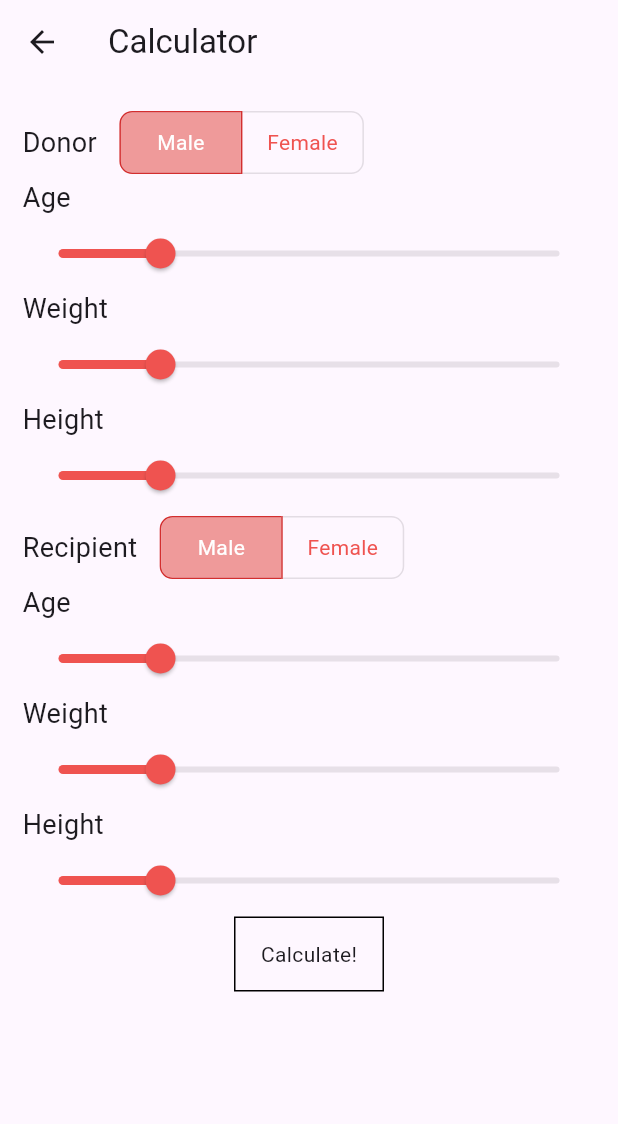
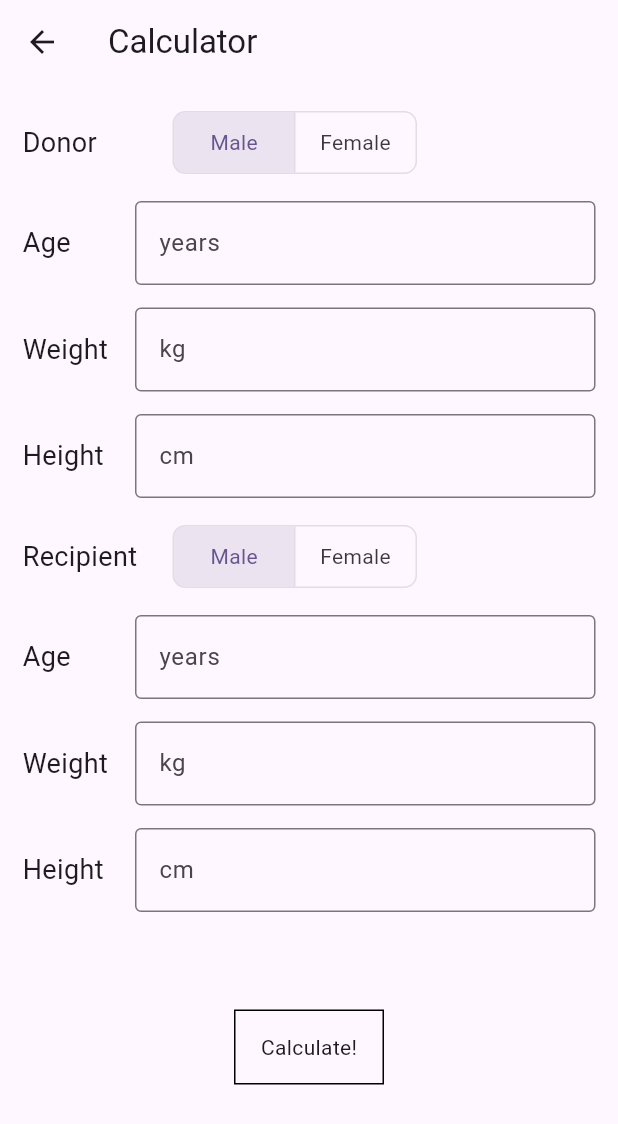
Before and after one commit to theohsiao19/CAPSTONE, a Flutter app: the HeartCalculator screen opened directly, on a phone screen of 412 x 824 dp. Shown: the top 1124 px of the screen. Run offline on Flutter 3.47's test engine with Material 3 defaults, Android fonts, the phone set to English and light mode, and no system bars.

Commit message:
changed sliders to text box

```diff
--- a/heartlung/lib/main.dart
+++ b/heartlung/lib/main.dart
@@ -102,13 +102,13 @@ class _HeartCalculatorState extends State<HeartCalculator> {
   final List<bool> _selectedSexDonor = <bool>[true, false];
   final List<bool> _selectedSexRecipient = <bool>[true, false];
   bool vertical = false;
-  double _donorAge = 20;
-  double _donorWeight = 20;
-  double _donorHeight = 20;
+  //double _donorAge = 20;
+  //double _donorWeight = 20;
+  //double _donorHeight = 20;
 
-  double _recipientAge = 20;
-  double _recipientWeight = 20;
-  double _recipientHeight = 20;
+  //double _recipientAge = 20;
+  //double _recipientWeight = 20;
+  //double _recipientHeight = 20;
 
   @override
   Widget build(BuildContext context) {
@@ -120,13 +120,18 @@ class _HeartCalculatorState extends State<HeartCalculator> {
         Padding(
           padding: const EdgeInsets.all(15),
           child: Column(children: [
+
+            //gender button 1
             Row(children: [
-              Align(
+              SizedBox(
+                  width: 100,
+                  child: Align(
                     alignment: Alignment.centerLeft,
                     child: Text('Donor',
-              style: TextStyle(fontSize: 18))
+                      style: TextStyle(fontSize: 18)
                     ),
-            SizedBox(width: 15),
+                  ),
+                ),
             ToggleButtons(
               direction: vertical ? Axis.vertical : Axis.horizontal,
               onPressed: (int index) {
@@ -137,10 +142,10 @@ class _HeartCalculatorState extends State<HeartCalculator> {
                 });
               },
               borderRadius: const BorderRadius.all(Radius.circular(8)),
-              selectedBorderColor: Colors.red[700],
-              selectedColor: Colors.white,
-              fillColor: Colors.red[200],
-              color: Colors.red[400],
+              //selectedBorderColor: Colors.red[700],
+              //selectedColor: Colors.white,
+              //fillColor: Colors.red[200],
+              //color: Colors.red[400],
               constraints: const BoxConstraints(
                 minHeight: 40.0,
                 minWidth: 80.0,
@@ -150,71 +155,87 @@ class _HeartCalculatorState extends State<HeartCalculator> {
             ),
 
             ],),
-            SizedBox(width: 75),
-            Align(
+            SizedBox(height: 15),
+
+            //input 1
+            Row(
+              children: <Widget>[
+                SizedBox(
+                  width: 75,
+                  child: Align(
                     alignment: Alignment.centerLeft,
                     child: Text('Age',
-              style: TextStyle(fontSize: 18))
+                      style: TextStyle(fontSize: 18)
                     ),
-            Slider(
-              min: 0.0,
-              max: 100.0,
-              value: _donorAge,
-              divisions: 100,
-              label: '${_donorAge.round()}',
-              activeColor: Colors.red[400],
-              onChanged: (value) {
-                setState(() {
-                _donorAge = value;
-              });
-            },
                   ),
-            SizedBox(width: 75),
-            Align(
+                ),
+                Expanded(
+                  child: TextField(
+                    decoration: InputDecoration(
+                      border: OutlineInputBorder(),
+                      hintText: 'years'
+                    )
+                  ),
+                ),
+              ],
+            ),
+            SizedBox(height: 15),
+            Row(
+              children: <Widget>[
+                SizedBox(
+                  width: 75,
+                  child: Align(
                     alignment: Alignment.centerLeft,
                     child: Text('Weight',
-              style: TextStyle(fontSize: 18))
+                      style: TextStyle(fontSize: 18)
                     ),
-            Slider(
-              min: 0.0,
-              max: 100.0,
-              value: _donorWeight,
-              divisions: 100,
-              label: '${_donorWeight.round()}',
-              activeColor: Colors.red[400],
-              onChanged: (value) {
-                setState(() {
-                _donorWeight = value;
-                });
-              },
                   ),
-            SizedBox(width: 75),
-            Align(
+                ),
+                Expanded(
+                  child: TextField(
+                    decoration: InputDecoration(
+                      border: OutlineInputBorder(),
+                      hintText: 'kg'
+                    )
+                  ),
+                ),
+              ],
+            ),
+            SizedBox(height: 15),
+            Row(
+              children: <Widget>[
+                SizedBox(
+                  width: 75,
+                  child: Align(
                     alignment: Alignment.centerLeft,
                     child: Text('Height',
-              style: TextStyle(fontSize: 18))
+                      style: TextStyle(fontSize: 18)
                     ),
-            Slider(
-              min: 0.0,
-              max: 100.0,
-              value: _donorHeight,
-              divisions: 100,
-              label: '${_donorHeight.round()}',
-              activeColor: Colors.red[400],
-              onChanged: (value) {
-                setState(() {
-                _donorHeight = value;
-                });
-              },
                   ),
-            SizedBox(width: 150),
+                ),
+                Expanded(
+                  child: TextField(
+                    decoration: InputDecoration(
+                      border: OutlineInputBorder(),
+                      hintText: 'cm'
+                    )
+                  ),
+                ),
+              ],
+            ),
+            SizedBox(height: 15),
+
+            //gender button 2
             Row(children: [
-              Align(
+              SizedBox(
+                  width: 100,
+                  child: Align(
                     alignment: Alignment.centerLeft,
                     child: Text('Recipient',
-              style: TextStyle(fontSize: 18))
+                      style: TextStyle(fontSize: 18)
                     ),
-            SizedBox(width: 15),
+                  ),
+                ),
             ToggleButtons(
               direction: vertical ? Axis.vertical : Axis.horizontal,
               onPressed: (int index) {
@@ -225,10 +246,10 @@ class _HeartCalculatorState extends State<HeartCalculator> {
                 });
               },
               borderRadius: const BorderRadius.all(Radius.circular(8)),
-              selectedBorderColor: Colors.red[700],
-              selectedColor: Colors.white,
-              fillColor: Colors.red[200],
-              color: Colors.red[400],
+              //selectedBorderColor: Colors.red[700],
+              //selectedColor: Colors.white,
+              //fillColor: Colors.red[200],
+              //color: Colors.red[400],
               constraints: const BoxConstraints(
                 minHeight: 40.0,
                 minWidth: 80.0,
@@ -238,64 +259,77 @@ class _HeartCalculatorState extends State<HeartCalculator> {
             ),
 
             ],),
-            SizedBox(width: 75),
-            Align(
+            SizedBox(height: 15),
+
+            //input 2
+            Row(
+              children: <Widget>[
+                SizedBox(
+                  width: 75,
+                  child: Align(
                     alignment: Alignment.centerLeft,
                     child: Text('Age',
-              style: TextStyle(fontSize: 18))
+                      style: TextStyle(fontSize: 18)
                     ),
-            Slider(
-              min: 0.0,
-              max: 100.0,
-              value: _recipientAge,
-              divisions: 100,
-              label: '${_recipientAge.round()}',
-              activeColor: Colors.red[400],
-              onChanged: (value) {
-                setState(() {
-                _recipientAge = value;
-              });
-            },
                   ),
-            SizedBox(width: 75),
-            Align(
+                ),
+                Expanded(
+                  child: TextField(
+                    decoration: InputDecoration(
+                      border: OutlineInputBorder(),
+                      hintText: 'years'
+                    )
+                  ),
+                ),
+              ],
+            ),
+            SizedBox(height: 15),
+            Row(
+              children: <Widget>[
+                SizedBox(
+                  width: 75,
+                  child: Align(
                     alignment: Alignment.centerLeft,
                     child: Text('Weight',
-              style: TextStyle(fontSize: 18))
+                      style: TextStyle(fontSize: 18)
                     ),
-            Slider(
-              min: 0.0,
-              max: 100.0,
-              value: _recipientWeight,
-              divisions: 100,
-              label: '${_recipientWeight.round()}',
-              activeColor: Colors.red[400],
-              onChanged: (value) {
-                setState(() {
-                _recipientWeight = value;
-                });
-              },
                   ),
-            SizedBox(width: 75),
-            Align(
+                ),
+                Expanded(
+                  child: TextField(
+                    decoration: InputDecoration(
+                      border: OutlineInputBorder(),
+                      hintText: 'kg'
+                    )
+                  ),
+                ),
+              ],
+            ),
+            SizedBox(height: 15),
+            Row(
+              children: <Widget>[
+                SizedBox(
+                  width: 75,
+                  child: Align(
                     alignment: Alignment.centerLeft,
                     child: Text('Height',
-              style: TextStyle(fontSize: 18))
+                      style: TextStyle(fontSize: 18)
                     ),
-            Slider(
-              min: 0.0,
-              max: 100.0,
-              value: _recipientHeight,
-              divisions: 100,
-              label: '${_recipientHeight.round()}',
-              activeColor: Colors.red[400],
-              onChanged: (value) {
-                setState(() {
-                _recipientHeight = value;
-                });
-              },
                   ),
-            SizedBox(width: 300),
+                ),
+                Expanded(
+                  child: TextField(
+                    decoration: InputDecoration(
+                      border: OutlineInputBorder(),
+                      hintText: 'cm'
+                    )
+                  ),
+                ),
+              ],
+            ),
+            SizedBox(height: 15),
+
+            SizedBox(height: 50),
             InkWell(
                 child:  Container(
                   width: 100,
@@ -312,6 +346,8 @@ class _HeartCalculatorState extends State<HeartCalculator> {
                   );
               },
             ),
+
+
           ],)
         )
       )
```
Lines whose indentation alone changed are shown as unchanged.
